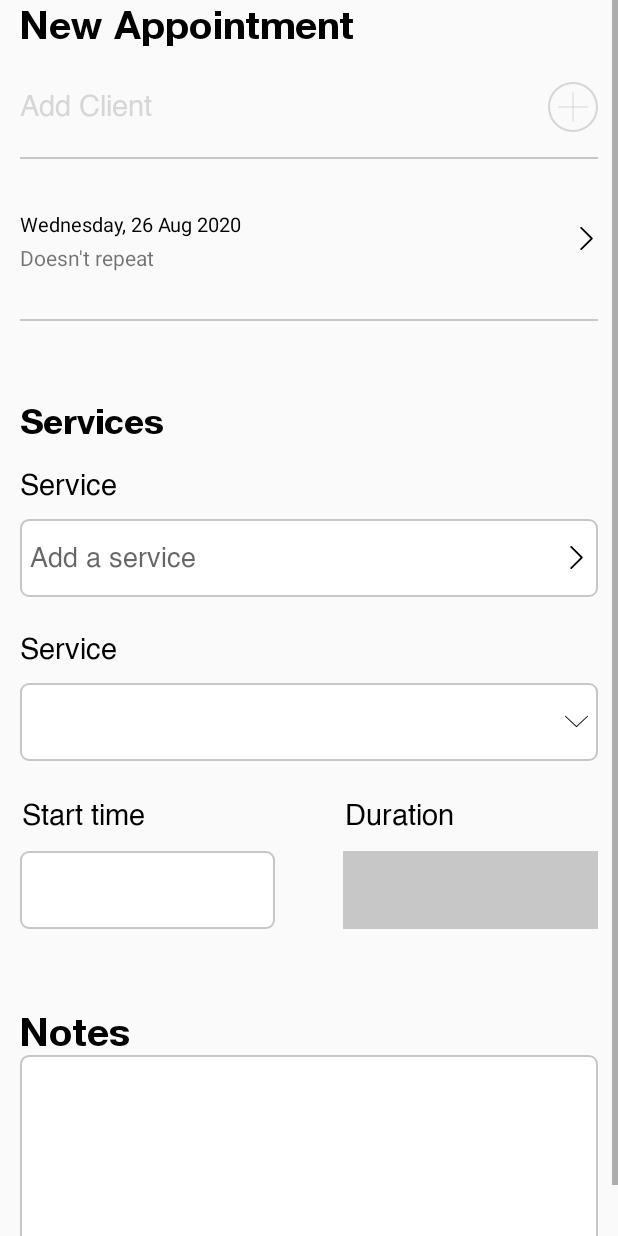
After one commit to madhurarchive/Beautician-Android-master, an Android app: the layout fragment_newappointment.xml on its own in the app's theme, with its tools: preview values and no code run, on a phone screen of 412 x 824 dp. The commit adds this screen. Run offline under Robolectric (Android 15) with nearby library versions, the phone set to English and light mode, and no system bars.

Commit message:
Worked on New Appointment fragment and Activity.

```diff
--- a/app/src/main/AndroidManifest.xml
+++ b/app/src/main/AndroidManifest.xml
@@ -2,6 +2,7 @@
 <manifest xmlns:android="http://schemas.android.com/apk/res/android"
     xmlns:tools="http://schemas.android.com/tools"
     package="com.provider.beautician">
+
     <uses-permission android:name="android.permission.INTERNET" />
     <uses-permission android:name="android.permission.ACCESS_COARSE_LOCATION" />
     <uses-permission android:name="android.permission.ACCESS_FINE_LOCATION" />
@@ -28,7 +29,8 @@
         android:supportsRtl="true"
         android:theme="@style/AppTheme"
         android:usesCleartextTraffic="true">
-        <activity android:name=".activity.CheckoutActivity"></activity>
+        <activity android:name=".activity.NewAppointmentActivity"></activity>
+        <activity android:name=".activity.CheckoutActivity" />
         <activity
             android:name=".activity.ActLogin"
             android:screenOrientation="portrait" />
--- a/app/src/main/java/com/provider/beautician/adapter/AppointmentHistoryAdapter.java
+++ b/app/src/main/java/com/provider/beautician/adapter/AppointmentHistoryAdapter.java
@@ -14,7 +14,6 @@ import com.provider.beautician.model.AppointmentDetailsModel;
 import com.provider.beautician.model.AppointmentHistoryModel;
 
 import java.util.ArrayList;
-import java.util.List;
 
 public class AppointmentHistoryAdapter extends RecyclerView.Adapter<AppointmentHistoryAdapter.AppointmentHistoryViewHolder> {
     Context context;
@@ -41,7 +40,6 @@ public class AppointmentHistoryAdapter extends RecyclerView.Adapter<AppointmentH
     public int getItemCount() {
         return 2;
     }
-
     public class AppointmentHistoryViewHolder extends RecyclerView.ViewHolder {
         public AppointmentHistoryViewHolder(@NonNull View itemView) {
             super(itemView);
--- /dev/null
+++ b/app/src/main/res/drawable/bg_edit_text_add_service.xml
@@ -0,0 +1,13 @@
+<?xml version="1.0" encoding="utf-8"?>
+<!--  res/drawable/rounded_edittext.xml -->
+<shape xmlns:android="http://schemas.android.com/apk/res/android"
+    android:shape="rectangle"
+    android:padding="10dp">
+<stroke android:color="@color/greyed_out" android:width="@dimen/_1sdp"/>
+    <solid android:color="#FFFFFF" />
+    <corners
+        android:bottomRightRadius="5dp"
+        android:bottomLeftRadius="5dp"
+        android:topLeftRadius="5dp"
+        android:topRightRadius="5dp" />
+</shape>
--- /dev/null
+++ b/app/src/main/res/drawable/down_arrow_for_staff.xml
@@ -0,0 +1,4 @@
+<vector android:height="15dp" android:viewportHeight="511.998"
+    android:viewportWidth="511.998" android:width="15dp" xmlns:android="http://schemas.android.com/apk/res/android">
+    <path android:fillColor="@color/colorBlack" android:pathData="M509.04,131.296c-4.063,-4.24 -10.802,-4.406 -15.083,-0.333L255.999,358.577L18.04,130.962c-4.271,-4.094 -11.021,-3.927 -15.083,0.333c-4.073,4.26 -3.917,11.01 0.333,15.083l245.333,234.667c2.063,1.969 4.719,2.958 7.375,2.958s5.313,-0.99 7.375,-2.958l245.333,-234.667C512.957,142.306 513.113,135.556 509.04,131.296z"/>
+</vector>
--- /dev/null
+++ b/app/src/main/res/drawable/ic_clean.xml
@@ -0,0 +1,4 @@
+<vector android:height="26dp" android:viewportHeight="512"
+    android:viewportWidth="512" android:width="26dp" xmlns:android="http://schemas.android.com/apk/res/android">
+    <path android:fillColor="@color/com_facebook_blue" android:pathData="M256,0C114.833,0 0,114.844 0,256s114.833,256 256,256s256,-114.844 256,-256S397.167,0 256,0zM256,490.667C126.604,490.667 21.333,385.396 21.333,256S126.604,21.333 256,21.333S490.667,126.604 490.667,256S385.396,490.667 256,490.667z"/>
+</vector>
--- /dev/null
+++ b/app/src/main/res/drawable/ic_plus.xml
@@ -0,0 +1,4 @@
+<vector android:height="20dp" android:viewportHeight="496"
+    android:viewportWidth="496" android:width="20dp" xmlns:android="http://schemas.android.com/apk/res/android">
+    <path android:fillColor="@color/com_facebook_blue" android:pathData="M488,240H256V8c0,-4.418 -3.582,-8 -8,-8s-8,3.582 -8,8v232H8c-4.418,0 -8,3.582 -8,8s3.582,8 8,8h232v232c0,4.418 3.582,8 8,8s8,-3.582 8,-8V256h232c4.418,0 8,-3.582 8,-8S492.418,240 488,240z"/>
+</vector>
--- /dev/null
+++ b/app/src/main/res/drawable/right_arrow_for_add_service.xml
@@ -0,0 +1,4 @@
+<vector android:height="15dp" android:viewportHeight="512.002"
+    android:viewportWidth="512.002" android:width="15dp" xmlns:android="http://schemas.android.com/apk/res/android">
+    <path android:fillColor="@color/colorBlack" android:pathData="M388.425,241.951L151.609,5.79c-7.759,-7.733 -20.321,-7.72 -28.067,0.04c-7.74,7.759 -7.72,20.328 0.04,28.067l222.72,222.105L123.574,478.106c-7.759,7.74 -7.779,20.301 -0.04,28.061c3.883,3.89 8.97,5.835 14.057,5.835c5.074,0 10.141,-1.932 14.017,-5.795l236.817,-236.155c3.737,-3.718 5.834,-8.778 5.834,-14.05S392.156,245.676 388.425,241.951z"/>
+</vector>
--- /dev/null
+++ b/app/src/main/res/layout/fragment_newappointment.xml
@@ -0,0 +1,270 @@
+<?xml version="1.0" encoding="utf-8"?>
+<ScrollView xmlns:android="http://schemas.android.com/apk/res/android"
+    android:layout_width="fill_parent"
+    android:layout_height="fill_parent"
+    android:fillViewport="true">
+
+    <RelativeLayout
+        android:layout_width="match_parent"
+        android:layout_height="match_parent"
+        android:layout_marginLeft="@dimen/_10sdp"
+        android:layout_marginRight="@dimen/_10sdp">
+
+        <TextView
+            android:id="@+id/tvNewAppointmentHeader"
+            android:layout_width="wrap_content"
+            android:layout_height="wrap_content"
+            android:layout_below="@+id/ParentLayout_of_toolbar"
+            android:fontFamily="@font/bold_font"
+            android:text="New Appointment"
+            android:textColor="@color/colorBlack"
+            android:textSize="@dimen/_20sdp" />
+
+        <RelativeLayout
+            android:id="@+id/rlAddCLientPlus"
+            android:layout_width="match_parent"
+            android:layout_height="40dp"
+            android:layout_below="@+id/tvNewAppointmentHeader"
+            android:layout_marginTop="@dimen/_15sdp">
+
+            <LinearLayout
+                android:layout_width="wrap_content"
+                android:layout_height="match_parent"
+                android:layout_alignParentStart="true"
+                android:gravity="center">
+
+                <TextView
+                    android:id="@+id/tvAddClient"
+                    android:layout_width="match_parent"
+                    android:layout_height="match_parent"
+                    android:fontFamily="@font/regular_font"
+                    android:gravity="center"
+                    android:text="Add Client"
+                    android:textColor="@color/com_facebook_blue"
+                    android:textSize="@dimen/_15sdp" />
+            </LinearLayout>
+
+            <LinearLayout
+                android:layout_width="wrap_content"
+                android:layout_height="match_parent"
+                android:layout_alignParentEnd="true"
+                android:gravity="center">
+
+                <ImageView
+                    android:layout_width="wrap_content"
+                    android:layout_height="wrap_content"
+                    android:background="@drawable/ic_clean"
+                    android:padding="@dimen/_5sdp"
+                    android:src="@drawable/ic_plus" />
+            </LinearLayout>
+        </RelativeLayout>
+
+        <View
+            android:id="@+id/vwBelowRLAddClient"
+            android:layout_width="match_parent"
+            android:layout_height="1dp"
+            android:layout_below="@+id/rlAddCLientPlus"
+            android:layout_marginTop="@dimen/_10sdp"
+            android:background="@color/greyed_out" />
+
+        <RelativeLayout
+            android:id="@+id/rlDateandTime"
+            android:layout_width="match_parent"
+            android:layout_height="80dp"
+            android:layout_below="@+id/vwBelowRLAddClient"
+            android:layout_marginTop="@dimen/_10sdp"
+            android:background="@drawable/bg_new_appointment"
+            android:backgroundTint="@android:color/transparent">
+
+            <LinearLayout
+                android:layout_width="wrap_content"
+
+                android:layout_height="match_parent"
+                android:layout_alignParentStart="true"
+                android:gravity="center_vertical"
+                android:orientation="vertical">
+
+                <TextView
+                    android:id="@+id/tvDateAndTime"
+                    android:layout_width="250dp"
+                    android:layout_height="25dp"
+                    android:gravity="center_vertical"
+                    android:text="Wednesday, 26 Aug 2020"
+                    android:textColor="@color/colorBlack"
+                    android:textSize="@dimen/_10sdp" />
+
+                <TextView
+                    android:id="@+id/tvRepeatFrequency"
+                    android:layout_width="wrap_content"
+                    android:layout_height="wrap_content"
+                    android:gravity="center_vertical"
+                    android:text="Doesn't repeat" />
+            </LinearLayout>
+
+            <LinearLayout
+                android:layout_width="wrap_content"
+                android:layout_height="match_parent"
+                android:layout_alignParentEnd="true"
+                android:gravity="center_vertical">
+
+                <ImageView
+                    android:layout_width="15dp"
+                    android:layout_height="15dp"
+                    android:src="@drawable/ic_right_arrow" />
+            </LinearLayout>
+        </RelativeLayout>
+
+        <View
+            android:id="@+id/vwBelowRLdateTime"
+            android:layout_width="match_parent"
+            android:layout_height="1dp"
+            android:layout_below="@+id/rlDateandTime"
+            android:layout_marginTop="@dimen/_10sdp"
+            android:background="@color/greyed_out" />
+
+        <TextView
+            android:id="@+id/tvServices"
+            android:layout_width="match_parent"
+            android:layout_height="wrap_content"
+            android:layout_below="@+id/vwBelowRLdateTime"
+            android:layout_marginTop="@dimen/_40sdp"
+            android:fontFamily="@font/bold_font"
+            android:text="Services"
+            android:textAllCaps="false"
+            android:textColor="@color/colorBlack"
+            android:textSize="@dimen/_18sdp" />
+
+        <TextView
+            android:id="@+id/tvService"
+            android:layout_width="wrap_content"
+            android:layout_height="wrap_content"
+            android:layout_below="@+id/tvServices"
+            android:layout_marginTop="@dimen/_10sdp"
+            android:fontFamily="@font/regular_font"
+            android:text="Service"
+            android:textColor="@color/colorBlack"
+            android:textSize="@dimen/_15sdp" />
+
+        <EditText
+            android:id="@+id/etSelectedService"
+            android:layout_width="match_parent"
+            android:layout_height="@dimen/_40sdp"
+            android:layout_below="@+id/tvService"
+            android:layout_marginTop="@dimen/_5sdp"
+            android:background="@drawable/bg_edit_text_add_service"
+            android:drawableRight="@drawable/right_arrow_for_add_service"
+            android:fontFamily="@font/regular_font"
+            android:hint="Add a service"
+            android:padding="@dimen/_5sdp" />
+
+
+        <TextView
+            android:id="@+id/tvStaff"
+            android:layout_width="wrap_content"
+            android:layout_height="wrap_content"
+            android:layout_below="@+id/etSelectedService"
+            android:layout_marginTop="@dimen/_15sdp"
+            android:fontFamily="@font/regular_font"
+            android:text="Service"
+            android:textColor="@color/colorBlack"
+            android:textSize="@dimen/_15sdp" />
+
+        <EditText
+            android:id="@+id/etSelectedStaff"
+            android:layout_width="match_parent"
+            android:layout_height="@dimen/_40sdp"
+            android:layout_below="@+id/tvStaff"
+            android:layout_marginTop="@dimen/_5sdp"
+            android:background="@drawable/bg_edit_text_add_service"
+            android:drawableEnd="@drawable/down_arrow_for_staff"
+            android:padding="@dimen/_5sdp" />
+
+        <RelativeLayout
+            android:id="@+id/rlStartTime"
+            android:layout_width="wrap_content"
+            android:layout_height="wrap_content"
+            android:layout_below="@+id/etSelectedStaff">
+
+            <LinearLayout
+                android:layout_width="170dp"
+                android:layout_height="wrap_content"
+                android:layout_alignParentStart="true"
+                android:orientation="vertical">
+
+                <TextView
+                    android:id="@+id/tvStartTime"
+                    android:layout_width="wrap_content"
+                    android:layout_height="wrap_content"
+                    android:layout_below="@+id/etSelectedService"
+                    android:layout_marginTop="@dimen/_15sdp"
+                    android:fontFamily="@font/regular_font"
+                    android:padding="@dimen/_1sdp"
+                    android:text="Start time"
+                    android:textColor="@color/colorBlack"
+                    android:textSize="@dimen/_15sdp" />
+
+                <Spinner
+                    android:layout_width="match_parent"
+                    android:layout_height="@dimen/_40sdp"
+                    android:layout_marginTop="@dimen/_5sdp"
+                    android:background="@drawable/bg_edit_text_add_service"
+                    android:dropDownSelector="@drawable/down_arrow_for_staff" />
+            </LinearLayout>
+
+            <LinearLayout
+                android:layout_width="170dp"
+                android:layout_height="wrap_content"
+                android:layout_alignParentEnd="true"
+                android:orientation="vertical">
+
+                <TextView
+                    android:id="@+id/tvDuration"
+                    android:layout_width="wrap_content"
+                    android:layout_height="wrap_content"
+                    android:layout_below="@+id/etSelectedService"
+                    android:layout_marginTop="@dimen/_15sdp"
+                    android:fontFamily="@font/regular_font"
+                    android:padding="@dimen/_1sdp"
+                    android:text="Duration"
+                    android:textColor="@color/colorBlack"
+                    android:textSize="@dimen/_15sdp" />
+
+                <Spinner
+
+                    android:layout_width="match_parent"
+                    android:layout_height="@dimen/_40sdp"
+                    android:layout_marginTop="@dimen/_5sdp"
+                    android:background="@color/greyed_out"
+                    android:dropDownSelector="@drawable/down_arrow_for_staff" />
+
+            </LinearLayout>
+        </RelativeLayout>
+
+        <RelativeLayout
+            android:layout_width="match_parent"
+            android:layout_height="wrap_content"
+            android:layout_below="@+id/rlStartTime"
+            android:layout_marginTop="@dimen/_40sdp">
+
+            <TextView
+                android:id="@+id/etNotes"
+                android:layout_width="wrap_content"
+                android:layout_height="wrap_content"
+                android:fontFamily="@font/bold_font"
+                android:text="Notes"
+                android:textColor="@color/colorBlack"
+                android:textSize="@dimen/_20sdp" />
+
+            <EditText
+                android:layout_width="match_parent"
+                android:layout_height="@dimen/_100sdp"
+                android:layout_below="@+id/etNotes"
+                android:layout_marginBottom="@dimen/_20sdp"
+                android:background="@drawable/bg_edit_text_add_service"
+                android:gravity="top|left"
+                android:inputType="textImeMultiLine"
+                android:textSize="@dimen/_10sdp" />
+        </RelativeLayout>
+
+    </RelativeLayout>
+</ScrollView>
```
Also changed, not shown: app/src/main/java/com/provider/beautician/activity/NewAppointmentActivity.java (added, +24 -0 lines), app/src/main/java/com/provider/beautician/constant/Constant.java (+8 -0 lines), app/src/main/java/com/provider/beautician/fragment/NewApppointmentFragment.java (added, +22 -0 lines), app/src/main/java/com/provider/beautician/utility/Utility.java (+17 -1 lines), app/src/main/res/layout/activity_new_appointment.xml (added, +141 -0 lines), 1 other file.
